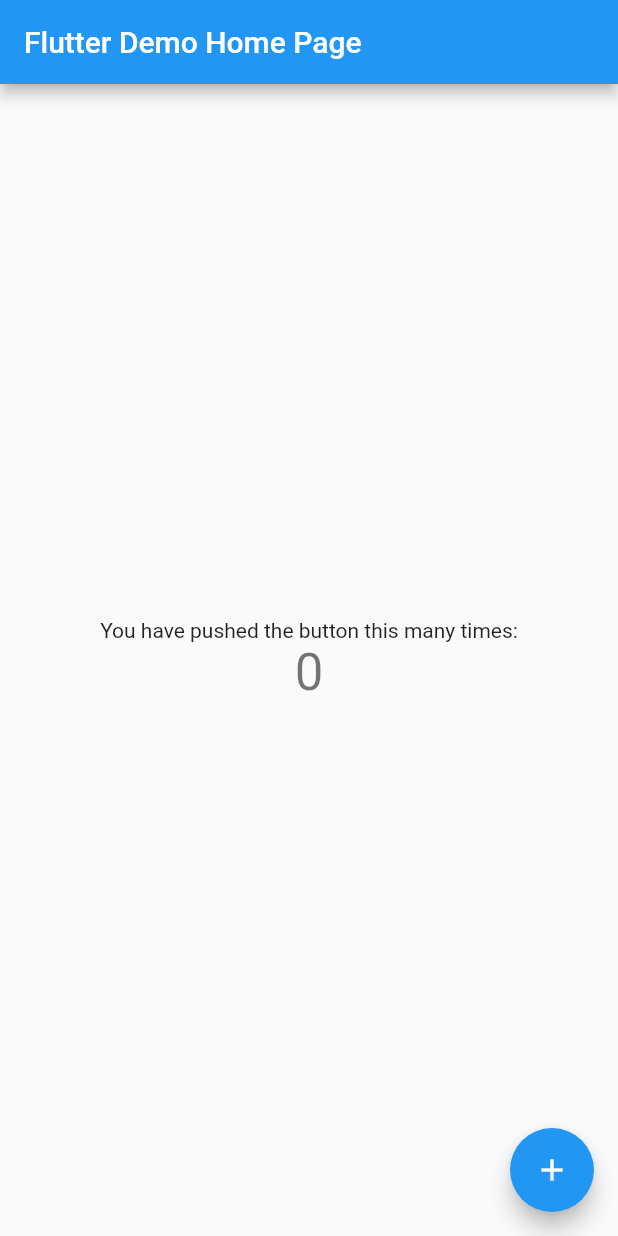
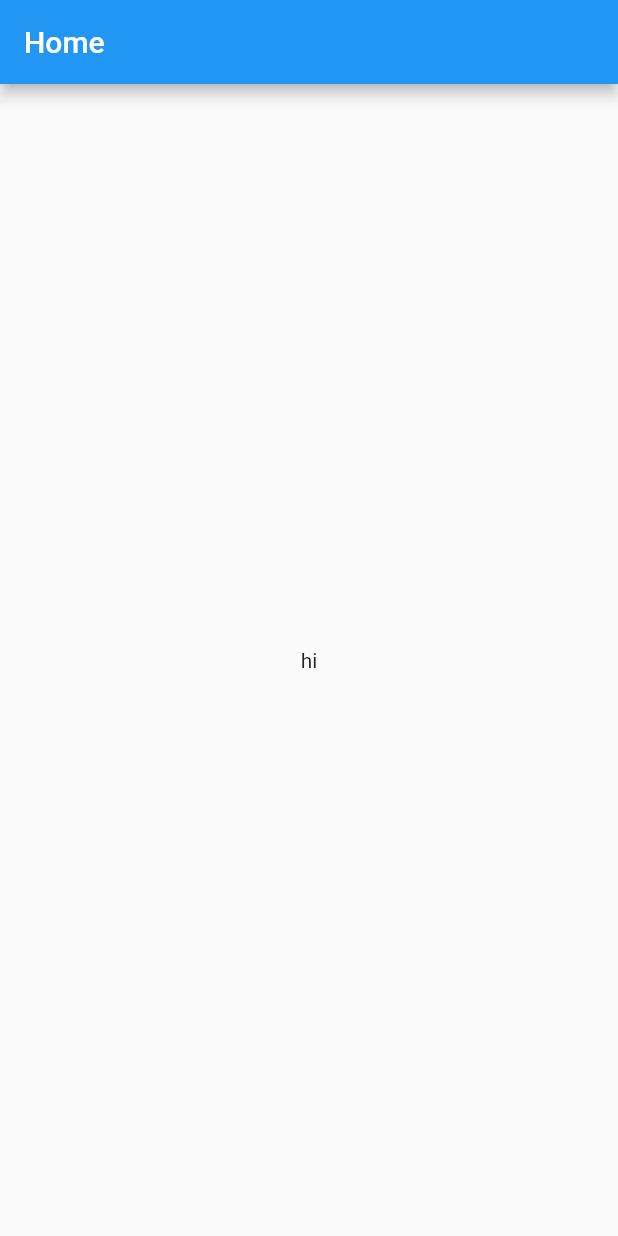
Before and after one commit to miladmirkhan/resturant_menu, a Flutter app: the screen it shows after launch, on a phone screen of 412 x 824 dp. Run offline on Flutter 3.47's test engine with Material 2 defaults, Android fonts, the phone set to English and light mode, and no system bars.

Commit message:
add home and test it

```diff
--- /dev/null
+++ b/lib/Router.dart
@@ -0,0 +1,15 @@
+import 'package:flutter/material.dart';
+import 'package:flutter/src/widgets/container.dart';
+import 'package:flutter/src/widgets/framework.dart';
+import 'package:resturant_menu/Screen/Home.dart';
+
+class MyRouter extends StatelessWidget {
+  const MyRouter({super.key});
+
+  @override
+  Widget build(BuildContext context) {
+    return MaterialApp(
+      home: Home(),
+    );
+  }
+}
--- /dev/null
+++ b/lib/Screen/Home.dart
@@ -0,0 +1,22 @@
+import 'package:flutter/material.dart';
+import 'package:flutter/src/widgets/container.dart';
+import 'package:flutter/src/widgets/framework.dart';
+
+class Home extends StatelessWidget {
+  const Home({super.key});
+
+  @override
+  Widget build(BuildContext context) {
+    return Scaffold(
+        appBar: AppBar(
+          title: const Text('Home'),
+        ),
+      body: Container(
+        child: Center(
+          child: Text("hi"),
+        ),
+      ),
+
+    );
+  }
+}
--- a/lib/main.dart
+++ b/lib/main.dart
@@ -1,115 +1,6 @@
 import 'package:flutter/material.dart';
+import 'package:resturant_menu/Router.dart';
 
 void main() {
-  runApp(const MyApp());
+  runApp(const MyRouter());
 }
-
-class MyApp extends StatelessWidget {
-  const MyApp({super.key});
-
-  // This widget is the root of your application.
-  @override
-  Widget build(BuildContext context) {
-    return MaterialApp(
-      title: 'Flutter Demo',
-      theme: ThemeData(
-        // This is the theme of your application.
-        //
-        // Try running your application with "flutter run". You'll see the
-        // application has a blue toolbar. Then, without quitting the app, try
-        // changing the primarySwatch below to Colors.green and then invoke
-        // "hot reload" (press "r" in the console where you ran "flutter run",
-        // or simply save your changes to "hot reload" in a Flutter IDE).
-        // Notice that the counter didn't reset back to zero; the application
-        // is not restarted.
-        primarySwatch: Colors.blue,
-      ),
-      home: const MyHomePage(title: 'Flutter Demo Home Page'),
-    );
-  }
-}
-
-class MyHomePage extends StatefulWidget {
-  const MyHomePage({super.key, required this.title});
-
-  // This widget is the home page of your application. It is stateful, meaning
-  // that it has a State object (defined below) that contains fields that affect
-  // how it looks.
-
-  // This class is the configuration for the state. It holds the values (in this
-  // case the title) provided by the parent (in this case the App widget) and
-  // used by the build method of the State. Fields in a Widget subclass are
-  // always marked "final".
-
-  final String title;
-
-  @override
-  State<MyHomePage> createState() => _MyHomePageState();
-}
-
-class _MyHomePageState extends State<MyHomePage> {
-  int _counter = 0;
-
-  void _incrementCounter() {
-    setState(() {
-      // This call to setState tells the Flutter framework that something has
-      // changed in this State, which causes it to rerun the build method below
-      // so that the display can reflect the updated values. If we changed
-      // _counter without calling setState(), then the build method would not be
-      // called again, and so nothing would appear to happen.
-      _counter++;
-    });
-  }
-
-  @override
-  Widget build(BuildContext context) {
-    // This method is rerun every time setState is called, for instance as done
-    // by the _incrementCounter method above.
-    //
-    // The Flutter framework has been optimized to make rerunning build methods
-    // fast, so that you can just rebuild anything that needs updating rather
-    // than having to individually change instances of widgets.
-    return Scaffold(
-      appBar: AppBar(
-        // Here we take the value from the MyHomePage object that was created by
-        // the App.build method, and use it to set our appbar title.
-        title: Text(widget.title),
-      ),
-      body: Center(
-        // Center is a layout widget. It takes a single child and positions it
-        // in the middle of the parent.
-        child: Column(
-          // Column is also a layout widget. It takes a list of children and
-          // arranges them vertically. By default, it sizes itself to fit its
-          // children horizontally, and tries to be as tall as its parent.
-          //
-          // Invoke "debug painting" (press "p" in the console, choose the
-          // "Toggle Debug Paint" action from the Flutter Inspector in Android
-          // Studio, or the "Toggle Debug Paint" command in Visual Studio Code)
-          // to see the wireframe for each widget.
-          //
-          // Column has various properties to control how it sizes itself and
-          // how it positions its children. Here we use mainAxisAlignment to
-          // center the children vertically; the main axis here is the vertical
-          // axis because Columns are vertical (the cross axis would be
-          // horizontal).
-          mainAxisAlignment: MainAxisAlignment.center,
-          children: <Widget>[
-            const Text(
-              'You have pushed the button this many times:',
-            ),
-            Text(
-              '$_counter',
-              style: Theme.of(context).textTheme.headline4,
-            ),
-          ],
-        ),
-      ),
-      floatingActionButton: FloatingActionButton(
-        onPressed: _incrementCounter,
-        tooltip: 'Increment',
-        child: const Icon(Icons.add),
-      ), // This trailing comma makes auto-formatting nicer for build methods.
-    );
-  }
-}
```
